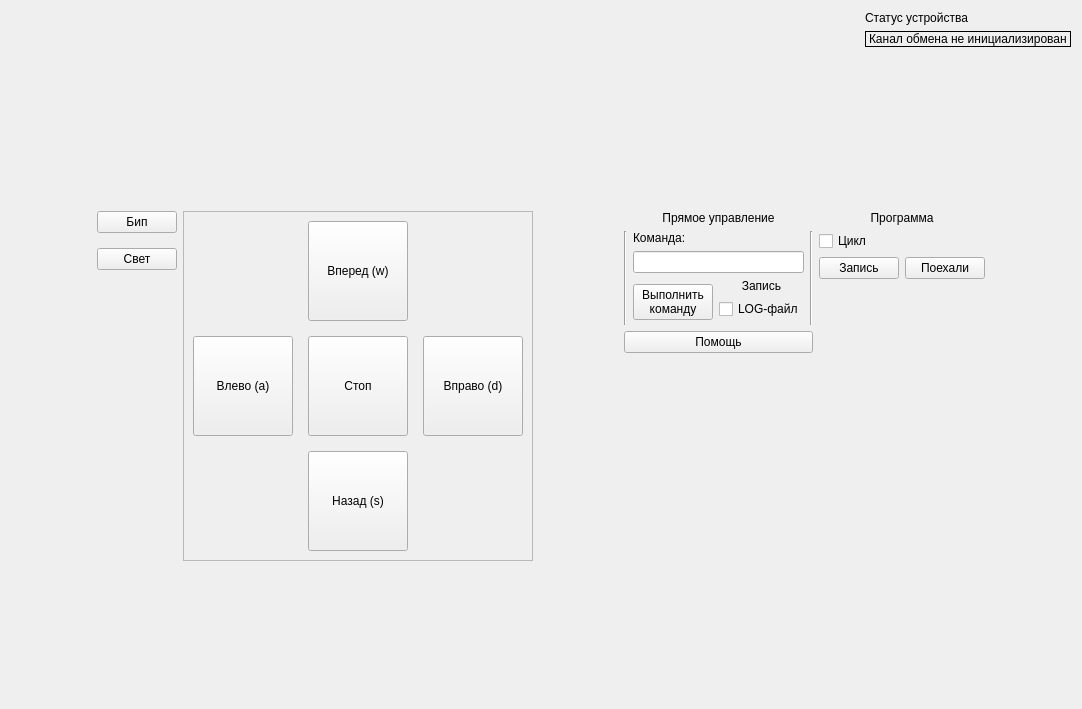
This is forms/bluetoothmode.ui in woronin/smartcar as Qt 5 draws it before an edit. The edited form follows.
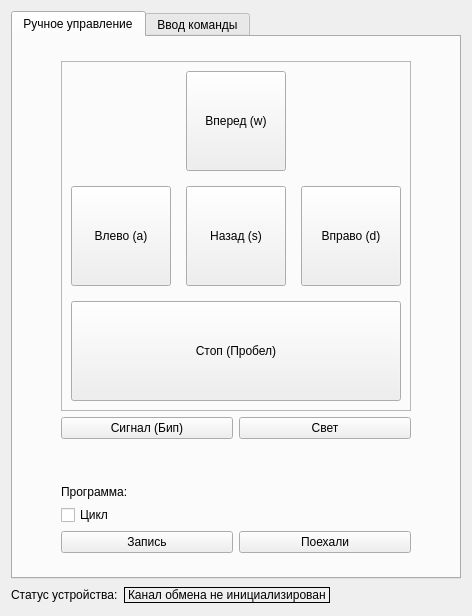
This is the edited form. Icons and pictures are not drawn.

Diff of the .ui file:
```diff
--- a/forms/bluetoothmode.ui
+++ b/forms/bluetoothmode.ui
@@ -6,8 +6,8 @@
    <rect>
     <x>0</x>
     <y>0</y>
-    <width>1082</width>
-    <height>709</height>
+    <width>472</width>
+    <height>616</height>
    </rect>
   </property>
   <property name="sizePolicy">
@@ -19,49 +19,30 @@
   <property name="windowTitle">
    <string>Form</string>
   </property>
-  <layout class="QVBoxLayout" name="verticalLayout">
-   <item>
-    <layout class="QHBoxLayout" name="horizontalLayout">
-     <item>
-      <widget class="QLabel" name="label_logotip_b">
-       <property name="sizePolicy">
-        <sizepolicy hsizetype="Fixed" vsizetype="Fixed">
-         <horstretch>0</horstretch>
-         <verstretch>0</verstretch>
-        </sizepolicy>
-       </property>
-       <property name="text">
-        <string/>
-       </property>
-       <property name="pixmap">
-        <pixmap resource="../res.qrc">:/image/image/umki_logo_m.png</pixmap>
-       </property>
-      </widget>
-     </item>
-     <item>
-      <spacer name="horizontalSpacer">
-       <property name="orientation">
-        <enum>Qt::Horizontal</enum>
-       </property>
-       <property name="sizeHint" stdset="0">
-        <size>
-         <width>40</width>
-         <height>20</height>
-        </size>
-       </property>
-      </spacer>
-     </item>
-     <item>
-      <layout class="QVBoxLayout" name="verticalLayout_6">
+  <layout class="QGridLayout" name="gridLayout_2">
+   <item row="1" column="0">
+    <layout class="QHBoxLayout" name="statusLayout">
        <item>
         <widget class="QLabel" name="label_5">
+       <property name="sizePolicy">
+        <sizepolicy hsizetype="Preferred" vsizetype="Fixed">
+         <horstretch>0</horstretch>
+         <verstretch>0</verstretch>
+        </sizepolicy>
+       </property>
          <property name="text">
-          <string>Статус устройства</string>
+        <string>Статус устройства:</string>
          </property>
         </widget>
        </item>
        <item>
         <widget class="QLabel" name="LStatus">
+       <property name="sizePolicy">
+        <sizepolicy hsizetype="Preferred" vsizetype="Fixed">
+         <horstretch>0</horstretch>
+         <verstretch>0</verstretch>
+        </sizepolicy>
+       </property>
          <property name="frameShape">
           <enum>QFrame::Box</enum>
          </property>
@@ -71,181 +52,57 @@
         </widget>
        </item>
        <item>
-        <spacer name="verticalSpacer_7">
+      <spacer name="horizontalSpacer_6">
          <property name="orientation">
-          <enum>Qt::Vertical</enum>
+        <enum>Qt::Horizontal</enum>
          </property>
          <property name="sizeHint" stdset="0">
           <size>
-           <width>20</width>
-           <height>40</height>
+         <width>40</width>
+         <height>20</height>
           </size>
          </property>
         </spacer>
        </item>
       </layout>
      </item>
-    </layout>
-   </item>
-   <item>
-    <spacer name="verticalSpacer_5">
-     <property name="orientation">
-      <enum>Qt::Vertical</enum>
-     </property>
-     <property name="sizeHint" stdset="0">
-      <size>
-       <width>20</width>
-       <height>40</height>
-      </size>
-     </property>
-    </spacer>
-   </item>
-   <item>
-    <layout class="QGridLayout" name="gridLayout_2">
-     <item row="1" column="4">
-      <layout class="QVBoxLayout" name="verticalLayout_2">
-       <item>
-        <widget class="QLabel" name="label_33">
-         <property name="text">
-          <string>Прямое управление</string>
-         </property>
-         <property name="alignment">
-          <set>Qt::AlignCenter</set>
-         </property>
-        </widget>
-       </item>
-       <item>
-        <layout class="QHBoxLayout" name="horizontalLayout_2">
-         <item>
-          <widget class="Line" name="line_21">
-           <property name="orientation">
-            <enum>Qt::Vertical</enum>
-           </property>
-          </widget>
-         </item>
-         <item>
-          <layout class="QGridLayout" name="gridLayout_4">
-           <item row="3" column="1">
-            <widget class="QCheckBox" name="checkLog">
-             <property name="text">
-              <string>LOG-файл</string>
-             </property>
-             <property name="autoRepeatDelay">
-              <number>200</number>
-             </property>
-            </widget>
-           </item>
-           <item row="2" column="0" rowspan="3">
-            <widget class="QPushButton" name="BRuchnComm">
-             <property name="text">
-              <string>Выполнить
-команду</string>
-             </property>
-            </widget>
-           </item>
-           <item row="1" column="0" colspan="2">
-            <widget class="QLineEdit" name="CommTextEdit"/>
-           </item>
-           <item row="2" column="1">
-            <widget class="QLabel" name="label_35">
-             <property name="text">
-              <string>Запись</string>
-             </property>
-             <property name="alignment">
-              <set>Qt::AlignCenter</set>
-             </property>
-            </widget>
-           </item>
            <item row="0" column="0">
-            <widget class="QLabel" name="label_34">
-             <property name="text">
-              <string>Команда:</string>
-             </property>
-            </widget>
-           </item>
-          </layout>
-         </item>
+    <widget class="QTabWidget" name="tabWidget">
+     <property name="currentIndex">
+      <number>0</number>
+     </property>
+     <widget class="QWidget" name="tab">
+      <attribute name="title">
+       <string>Ручное управление</string>
+      </attribute>
+      <layout class="QVBoxLayout" name="verticalLayout_5">
          <item>
-          <widget class="Line" name="line_29">
+        <layout class="QGridLayout" name="mainTabLayout">
+         <item row="0" column="0">
+          <spacer name="horizontalSpacer">
            <property name="orientation">
-            <enum>Qt::Vertical</enum>
+            <enum>Qt::Horizontal</enum>
            </property>
-          </widget>
-         </item>
-        </layout>
-       </item>
-       <item>
-        <widget class="QPushButton" name="BHelp">
-         <property name="text">
-          <string>Помощь</string>
-         </property>
-        </widget>
-       </item>
-       <item>
-        <spacer name="verticalSpacer_3">
-         <property name="orientation">
-          <enum>Qt::Vertical</enum>
-         </property>
          <property name="sizeHint" stdset="0">
           <size>
-           <width>20</width>
-           <height>40</height>
+             <width>40</width>
+             <height>20</height>
           </size>
          </property>
         </spacer>
        </item>
-      </layout>
-     </item>
-     <item row="1" column="1">
-      <layout class="QVBoxLayout" name="verticalLayout_7">
-       <property name="spacing">
-        <number>15</number>
-       </property>
-       <item>
-        <widget class="QPushButton" name="BBell">
-         <property name="sizePolicy">
-          <sizepolicy hsizetype="Fixed" vsizetype="Fixed">
-           <horstretch>0</horstretch>
-           <verstretch>0</verstretch>
-          </sizepolicy>
-         </property>
+         <item row="5" column="2">
+          <widget class="QPushButton" name="BPlay">
          <property name="text">
-          <string>Бип</string>
-         </property>
-        </widget>
-       </item>
-       <item>
-        <widget class="QPushButton" name="BLight">
-         <property name="sizePolicy">
-          <sizepolicy hsizetype="Fixed" vsizetype="Fixed">
-           <horstretch>0</horstretch>
-           <verstretch>0</verstretch>
-          </sizepolicy>
-         </property>
-         <property name="text">
-          <string>Свет</string>
-         </property>
-        </widget>
-       </item>
-       <item>
-        <spacer name="verticalSpacer">
-         <property name="orientation">
-          <enum>Qt::Vertical</enum>
-         </property>
-         <property name="sizeHint" stdset="0">
-          <size>
-           <width>20</width>
-           <height>40</height>
-          </size>
-         </property>
-        </spacer>
-       </item>
-      </layout>
-     </item>
-     <item row="1" column="2">
-      <layout class="QVBoxLayout" name="verticalLayout_4">
-       <item>
-        <widget class="QFrame" name="frame_2">
+            <string>Поехали</string>
+           </property>
+           <property name="checkable">
+            <bool>false</bool>
+           </property>
+          </widget>
+         </item>
+         <item row="0" column="1" colspan="2">
+          <widget class="QFrame" name="playFrame">
          <property name="sizePolicy">
           <sizepolicy hsizetype="Fixed" vsizetype="Fixed">
            <horstretch>0</horstretch>
@@ -262,8 +119,11 @@
           <property name="spacing">
            <number>15</number>
           </property>
-          <item row="1" column="0">
-           <widget class="QPushButton" name="BLeft">
+            <item row="0" column="2">
+             <widget class="QPushButton" name="BUp">
+              <property name="enabled">
+               <bool>true</bool>
+              </property>
             <property name="sizePolicy">
              <sizepolicy hsizetype="Fixed" vsizetype="Fixed">
               <horstretch>0</horstretch>
@@ -277,11 +137,11 @@
              </size>
             </property>
             <property name="text">
-             <string>Влево (a)</string>
+               <string>Вперед (w)</string>
             </property>
            </widget>
           </item>
-          <item row="1" column="4">
+            <item row="1" column="3">
            <widget class="QPushButton" name="BRight">
             <property name="sizePolicy">
              <sizepolicy hsizetype="Fixed" vsizetype="Fixed">
@@ -300,7 +160,7 @@
             </property>
            </widget>
           </item>
-          <item row="2" column="2">
+            <item row="1" column="2">
            <widget class="QPushButton" name="BDown">
             <property name="sizePolicy">
              <sizepolicy hsizetype="Fixed" vsizetype="Fixed">
@@ -319,31 +179,28 @@
             </property>
            </widget>
           </item>
-          <item row="0" column="2">
-           <widget class="QPushButton" name="BUp">
-            <property name="enabled">
-             <bool>true</bool>
-            </property>
-            <property name="sizePolicy">
-             <sizepolicy hsizetype="Fixed" vsizetype="Fixed">
-              <horstretch>0</horstretch>
-              <verstretch>0</verstretch>
-             </sizepolicy>
-            </property>
-            <property name="minimumSize">
-             <size>
-              <width>100</width>
-              <height>100</height>
-             </size>
-            </property>
-            <property name="text">
-             <string>Вперед (w)</string>
-            </property>
-           </widget>
-          </item>
-          <item row="1" column="2">
+            <item row="2" column="1" colspan="3">
            <widget class="QPushButton" name="BStop">
             <property name="sizePolicy">
+               <sizepolicy hsizetype="Expanding" vsizetype="Fixed">
+                <horstretch>0</horstretch>
+                <verstretch>0</verstretch>
+               </sizepolicy>
+              </property>
+              <property name="minimumSize">
+               <size>
+                <width>100</width>
+                <height>100</height>
+               </size>
+              </property>
+              <property name="text">
+               <string>Стоп (Пробел)</string>
+              </property>
+             </widget>
+            </item>
+            <item row="1" column="1">
+             <widget class="QPushButton" name="BLeft">
+              <property name="sizePolicy">
              <sizepolicy hsizetype="Fixed" vsizetype="Fixed">
               <horstretch>0</horstretch>
               <verstretch>0</verstretch>
@@ -356,18 +213,73 @@
              </size>
             </property>
             <property name="text">
-             <string>Стоп</string>
+               <string>Влево (a)</string>
             </property>
            </widget>
           </item>
          </layout>
         </widget>
        </item>
-       <item>
-        <spacer name="verticalSpacer_2">
+         <item row="5" column="1">
+          <widget class="QPushButton" name="BRec">
+           <property name="enabled">
+            <bool>true</bool>
+           </property>
+           <property name="text">
+            <string>Запись</string>
+           </property>
+           <property name="checkable">
+            <bool>false</bool>
+           </property>
+          </widget>
+         </item>
+         <item row="1" column="2">
+          <widget class="QPushButton" name="BLight">
+           <property name="sizePolicy">
+            <sizepolicy hsizetype="Minimum" vsizetype="Fixed">
+             <horstretch>0</horstretch>
+             <verstretch>0</verstretch>
+            </sizepolicy>
+           </property>
+           <property name="text">
+            <string>Свет</string>
+           </property>
+          </widget>
+         </item>
+         <item row="0" column="3">
+          <spacer name="horizontalSpacer_2">
+           <property name="orientation">
+            <enum>Qt::Horizontal</enum>
+           </property>
+           <property name="sizeHint" stdset="0">
+            <size>
+             <width>40</width>
+             <height>20</height>
+            </size>
+           </property>
+          </spacer>
+         </item>
+         <item row="1" column="1">
+          <widget class="QPushButton" name="BBell">
+           <property name="sizePolicy">
+            <sizepolicy hsizetype="Minimum" vsizetype="Fixed">
+             <horstretch>0</horstretch>
+             <verstretch>0</verstretch>
+            </sizepolicy>
+           </property>
+           <property name="text">
+            <string>Сигнал (Бип)</string>
+           </property>
+          </widget>
+         </item>
+         <item row="2" column="0">
+          <spacer name="verticalSpacer">
          <property name="orientation">
           <enum>Qt::Vertical</enum>
          </property>
+           <property name="sizeType">
+            <enum>QSizePolicy::Fixed</enum>
+           </property>
          <property name="sizeHint" stdset="0">
           <size>
            <width>20</width>
@@ -376,109 +288,64 @@
          </property>
         </spacer>
        </item>
-      </layout>
-     </item>
-     <item row="1" column="3">
-      <spacer name="horizontalSpacer_7">
-       <property name="orientation">
-        <enum>Qt::Horizontal</enum>
-       </property>
-       <property name="sizeHint" stdset="0">
-        <size>
-         <width>40</width>
-         <height>20</height>
-        </size>
-       </property>
-      </spacer>
-     </item>
-     <item row="1" column="0">
-      <spacer name="horizontalSpacer_5">
-       <property name="orientation">
-        <enum>Qt::Horizontal</enum>
-       </property>
-       <property name="sizeHint" stdset="0">
-        <size>
-         <width>40</width>
-         <height>20</height>
-        </size>
-       </property>
-      </spacer>
-     </item>
-     <item row="1" column="6">
-      <spacer name="horizontalSpacer_4">
-       <property name="orientation">
-        <enum>Qt::Horizontal</enum>
-       </property>
-       <property name="sizeHint" stdset="0">
-        <size>
-         <width>40</width>
-         <height>20</height>
-        </size>
-       </property>
-      </spacer>
-     </item>
-     <item row="1" column="5">
-      <layout class="QVBoxLayout" name="verticalLayout_3">
-       <item>
+         <item row="3" column="1" colspan="2">
         <widget class="QLabel" name="label_32">
+           <property name="sizePolicy">
+            <sizepolicy hsizetype="Preferred" vsizetype="Fixed">
+             <horstretch>0</horstretch>
+             <verstretch>0</verstretch>
+            </sizepolicy>
+           </property>
          <property name="text">
-          <string>&lt;html&gt;&lt;head/&gt;&lt;body&gt;&lt;p align=&quot;center&quot;&gt;Программа&lt;/p&gt;&lt;/body&gt;&lt;/html&gt;</string>
+            <string>Программа:</string>
          </property>
         </widget>
        </item>
-       <item>
+         <item row="4" column="1" colspan="2">
         <widget class="QCheckBox" name="checkCicl">
          <property name="text">
           <string>Цикл</string>
          </property>
         </widget>
        </item>
+        </layout>
+       </item>
+      </layout>
+     </widget>
+     <widget class="QWidget" name="tab_2">
+      <attribute name="title">
+       <string>Ввод команды</string>
+      </attribute>
+      <layout class="QVBoxLayout" name="verticalLayout_6">
        <item>
-        <layout class="QHBoxLayout" name="horizontalLayout_5">
-         <item>
-          <widget class="QPushButton" name="BRec">
-           <property name="enabled">
-            <bool>true</bool>
-           </property>
+        <widget class="QLabel" name="label_34">
            <property name="text">
-            <string>Запись</string>
-           </property>
-           <property name="checkable">
-            <bool>false</bool>
-           </property>
+          <string>Команда:</string>
+         </property>
           </widget>
          </item>
          <item>
-          <widget class="QPushButton" name="BPlay">
+        <widget class="QLineEdit" name="CommTextEdit"/>
+       </item>
+       <item>
+        <widget class="QPushButton" name="BRuchnComm">
            <property name="text">
-            <string>Поехали</string>
-           </property>
-           <property name="checkable">
-            <bool>false</bool>
-           </property>
-          </widget>
-         </item>
-        </layout>
-       </item>
+          <string>Выполнить команду</string>
+         </property>
+        </widget>
+       </item>
        <item>
-        <spacer name="verticalSpacer_4">
-         <property name="orientation">
-          <enum>Qt::Vertical</enum>
+        <widget class="QCheckBox" name="checkLog">
+         <property name="text">
+          <string>Записать в LOG-файл</string>
          </property>
-         <property name="sizeHint" stdset="0">
-          <size>
-           <width>20</width>
-           <height>40</height>
-          </size>
+         <property name="autoRepeatDelay">
+          <number>200</number>
          </property>
-        </spacer>
+        </widget>
        </item>
-      </layout>
-     </item>
-    </layout>
-   </item>
    <item>
-    <spacer name="verticalSpacer_6">
+        <spacer name="verticalSpacer_3">
      <property name="orientation">
       <enum>Qt::Vertical</enum>
      </property>
@@ -492,8 +359,10 @@
    </item>
   </layout>
  </widget>
- <resources>
-  <include location="../res.qrc"/>
- </resources>
+    </widget>
+   </item>
+  </layout>
+ </widget>
+ <resources/>
  <connections/>
 </ui>
```
Lines whose indentation alone changed are shown as unchanged.
